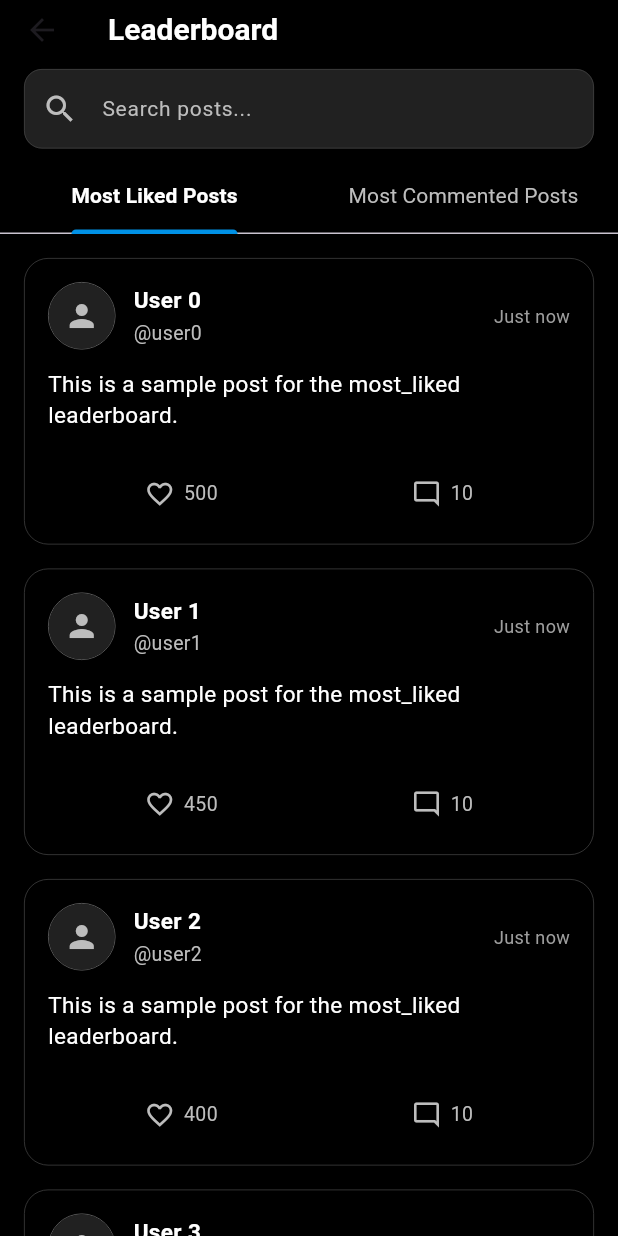
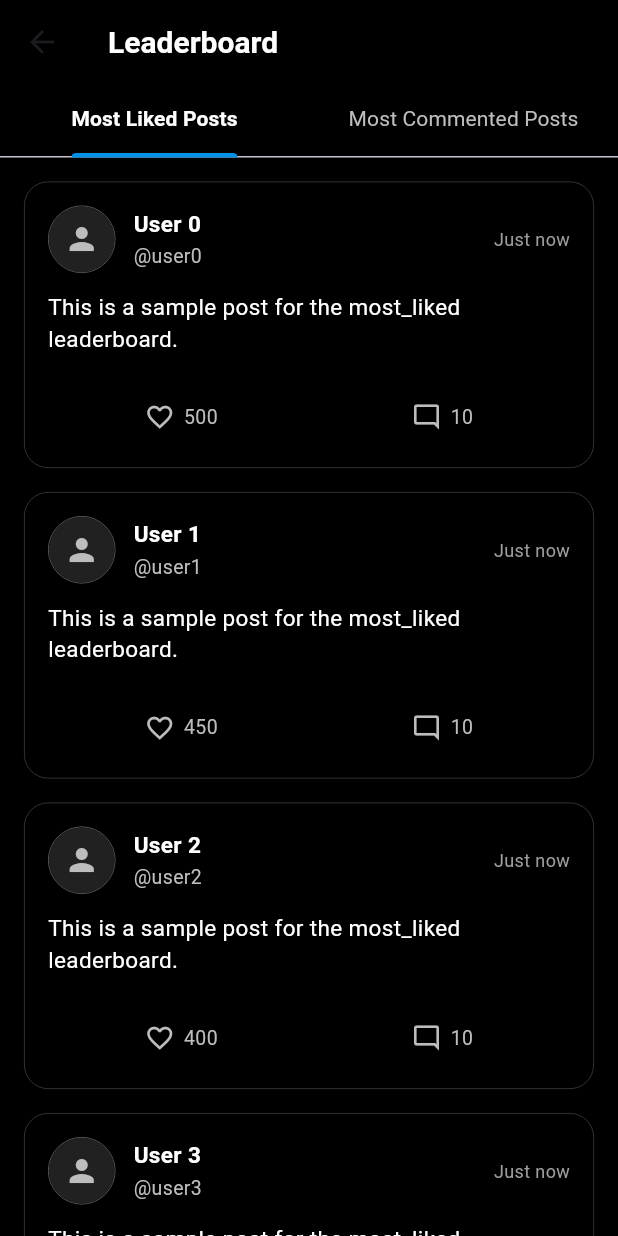
Before and after one commit to emre-kd/agApp, a Flutter app: the Leaderboard screen opened directly, on a phone screen of 412 x 824 dp. Run offline on Flutter 3.47's test engine with Material 3 defaults, Android fonts, the phone set to English and light mode, and no system bars; our stand-ins replace file_picker, get, google_fonts, image_picker, photo_view, shared_preferences and 1 more; accounts and stored records are empty; Roboto replaces fonts that are missing (Tektur).

Commit message:
simple ui changes

```diff
--- a/lib/screens/leaderboard.dart
+++ b/lib/screens/leaderboard.dart
@@ -9,7 +9,6 @@ class Leaderboard extends StatefulWidget {
 
 class _LeaderboardState extends State<Leaderboard> with SingleTickerProviderStateMixin {
   TabController? _tabController;
-  final TextEditingController _searchController = TextEditingController();
 
   @override
   void initState() {
@@ -20,7 +19,6 @@ class _LeaderboardState extends State<Leaderboard> with SingleTickerProviderStat
   @override
   void dispose() {
     _tabController?.dispose();
-    _searchController.dispose();
     super.dispose();
   }
 
@@ -45,40 +43,7 @@ class _LeaderboardState extends State<Leaderboard> with SingleTickerProviderStat
             fontSize: 20,
           ),
         ),
-        bottom: PreferredSize(
-          preferredSize: const Size.fromHeight(100),
-          child: Column(
-            children: [
-              Padding(
-                padding: const EdgeInsets.symmetric(horizontal: 16, vertical: 8),
-                child: TextField(
-                  controller: _searchController,
-                  style: const TextStyle(color: Colors.white, fontSize: 14),
-                  decoration: InputDecoration(
-                    hintText: 'Search posts...',
-                    hintStyle: TextStyle(color: Colors.grey[400], fontSize: 14),
-                    prefixIcon: Icon(Icons.search, color: Colors.grey[400]),
-                    filled: true,
-                    fillColor: Colors.grey[900],
-                    border: OutlineInputBorder(
-                      borderRadius: BorderRadius.circular(12),
-                      borderSide: BorderSide(color: Colors.grey[800]!, width: 0.5),
-                    ),
-                    enabledBorder: OutlineInputBorder(
-                      borderRadius: BorderRadius.circular(12),
-                      borderSide: BorderSide(color: Colors.grey[800]!, width: 0.5),
-                    ),
-                    focusedBorder: OutlineInputBorder(
-                      borderRadius: BorderRadius.circular(12),
-                      borderSide: const BorderSide(
-                        color: Color.fromARGB(255, 0, 145, 230),
-                        width: 1,
-                      ),
-                    ),
-                  ),
-                ),
-              ),
-              TabBar(
+        bottom: TabBar(
           controller: _tabController,
           indicatorColor: const Color.fromARGB(255, 0, 145, 230),
           indicatorWeight: 3,
@@ -96,9 +61,6 @@ class _LeaderboardState extends State<Leaderboard> with SingleTickerProviderStat
             Tab(text: 'Most Liked Posts'),
             Tab(text: 'Most Commented Posts'),
           ],
-              ),
-            ],
-          ),
         ),
       ),
       body: TabBarView(
```
Lines whose indentation alone changed are shown as unchanged.
